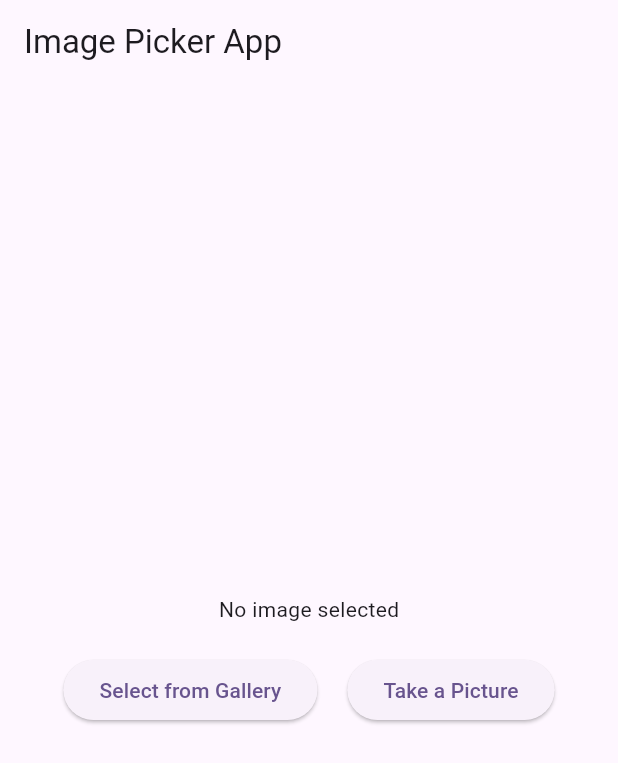
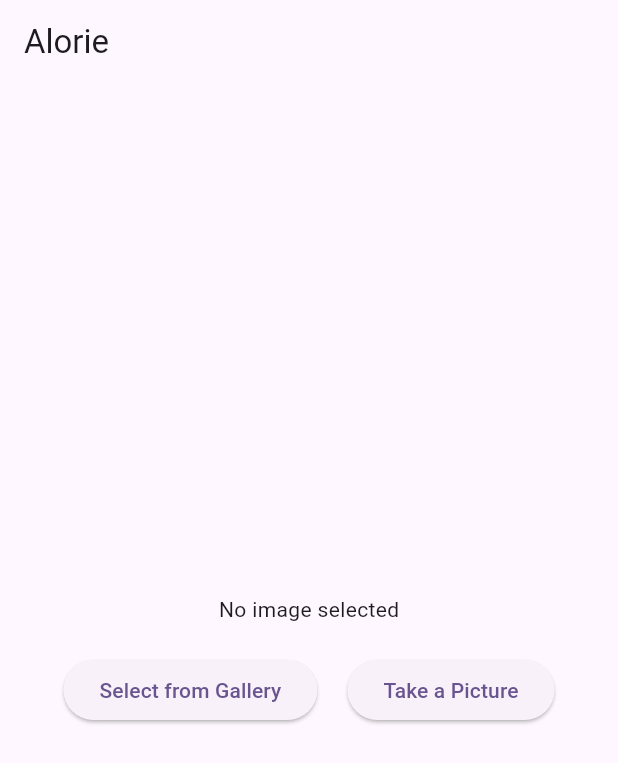
Before and after one commit to MaulRai/alorie, a Flutter app: the screen it shows after launch, on a phone screen of 412 x 824 dp. Shown: the top 763 px of the screen. Run offline on Flutter 3.47's test engine with Material 3 defaults, Android fonts, the phone set to English and light mode, and no system bars; our stand-ins replace flutter_dotenv, image_picker.

Commit message:
fixing image dimension

```diff
--- a/lib/main.dart
+++ b/lib/main.dart
@@ -1,7 +1,11 @@
 import 'package:alorie/screeen/home_screen.dart';
 import 'package:flutter/material.dart';
+import 'package:flutter_dotenv/flutter_dotenv.dart';
 
-void main() {
+
+void main() async {
+  WidgetsFlutterBinding.ensureInitialized();
+  await dotenv.load(fileName: ".env");
   runApp(const MyApp());
 }
 
--- a/lib/screeen/home_screen.dart
+++ b/lib/screeen/home_screen.dart
@@ -1,6 +1,7 @@
 import 'dart:io';
 
 import 'package:flutter/material.dart';
+import 'package:flutter_dotenv/flutter_dotenv.dart';
 import 'package:image_picker/image_picker.dart';
 
 class HomeScreen extends StatefulWidget {
@@ -10,12 +11,14 @@ class HomeScreen extends StatefulWidget {
 
 class _HomeScreenState extends State<HomeScreen> {
   File? _image;
+  String apiKey = dotenv.env['API_KEY'] ?? "";
 
   final ImagePicker _picker = ImagePicker();
 
   // Pick an image from the gallery
   Future<void> _pickImage() async {
-    final XFile? pickedFile = await _picker.pickImage(source: ImageSource.gallery);
+    final XFile? pickedFile =
+        await _picker.pickImage(source: ImageSource.gallery);
 
     if (pickedFile != null) {
       setState(() {
@@ -26,7 +29,8 @@ class _HomeScreenState extends State<HomeScreen> {
 
   // Take a picture using the camera
   Future<void> _takePicture() async {
-    final XFile? pickedFile = await _picker.pickImage(source: ImageSource.camera);
+    final XFile? pickedFile =
+        await _picker.pickImage(source: ImageSource.camera);
 
     if (pickedFile != null) {
       setState(() {
@@ -37,21 +41,25 @@ class _HomeScreenState extends State<HomeScreen> {
 
   @override
   Widget build(BuildContext context) {
+    final height = MediaQuery.of(context).size.height;
+    final width = MediaQuery.of(context).size.width;
     return Scaffold(
       appBar: AppBar(
-        title: Text("Image Picker App"),
+        title: Text("Alorie"),
       ),
       body: Center(
         child: Column(
           mainAxisAlignment: MainAxisAlignment.center,
           children: <Widget>[
             _image != null
-                ? Image.file(
-              _image!,
-              height: 300,
-              width: 300,
-              fit: BoxFit.cover,
-            )
+                ? SizedBox(
+                    height: height * 0.5,
+                    width: height * 0.375,
+                    child: Image.file(
+                      _image!,
+                      fit: BoxFit.contain,
+                    ),
+                  )
                 : Text('No image selected'),
             SizedBox(height: 20),
             Row(
--- a/pubspec.yaml
+++ b/pubspec.yaml
@@ -36,6 +36,8 @@ dependencies:
   # Use with the CupertinoIcons class for iOS style icons.
   cupertino_icons: ^1.0.8
   image_picker: ^1.1.2
+  flutter_dotenv: ^5.2.1
+  google_generative_ai: ^0.4.6
 
 dev_dependencies:
   flutter_test:
@@ -60,8 +62,8 @@ flutter:
   uses-material-design: true
 
   # To add assets to your application, add an assets section, like this:
-  # assets:
-  #   - images/a_dot_burr.jpeg
+  assets:
+    - .env
   #   - images/a_dot_ham.jpeg
 
   # An image asset can refer to one or more resolution-specific "variants", see
```
Also changed, not shown: pubspec.lock, 1 other file.
